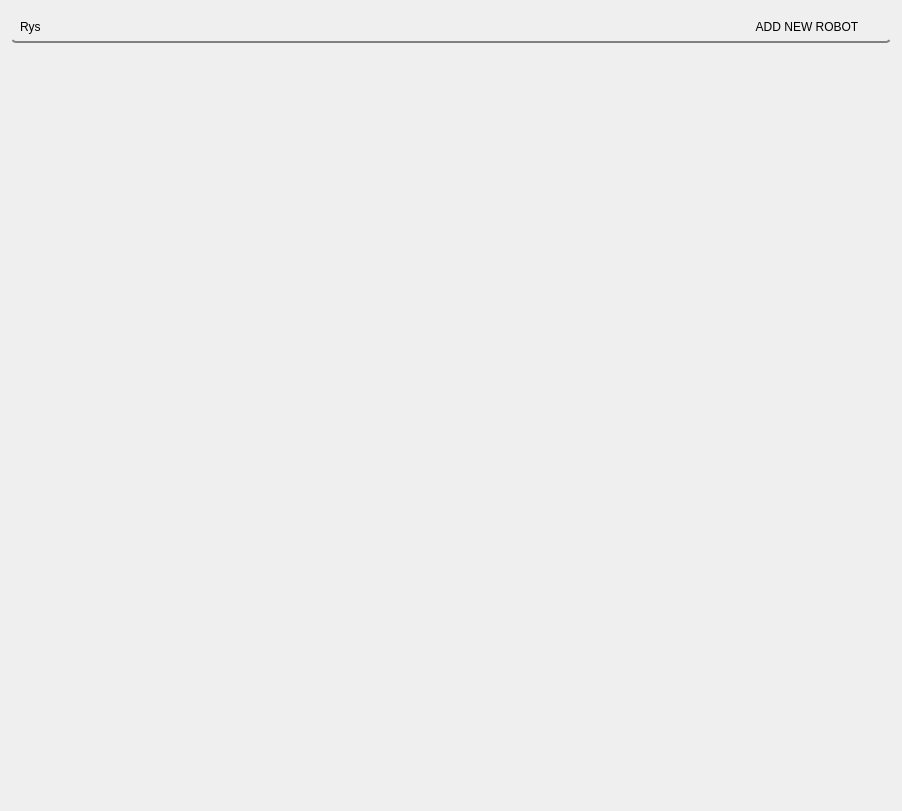
GroupOfRobots/MiniRysRQT, file setup_panel/resource/setup_dashboard.ui: the form before one commit.
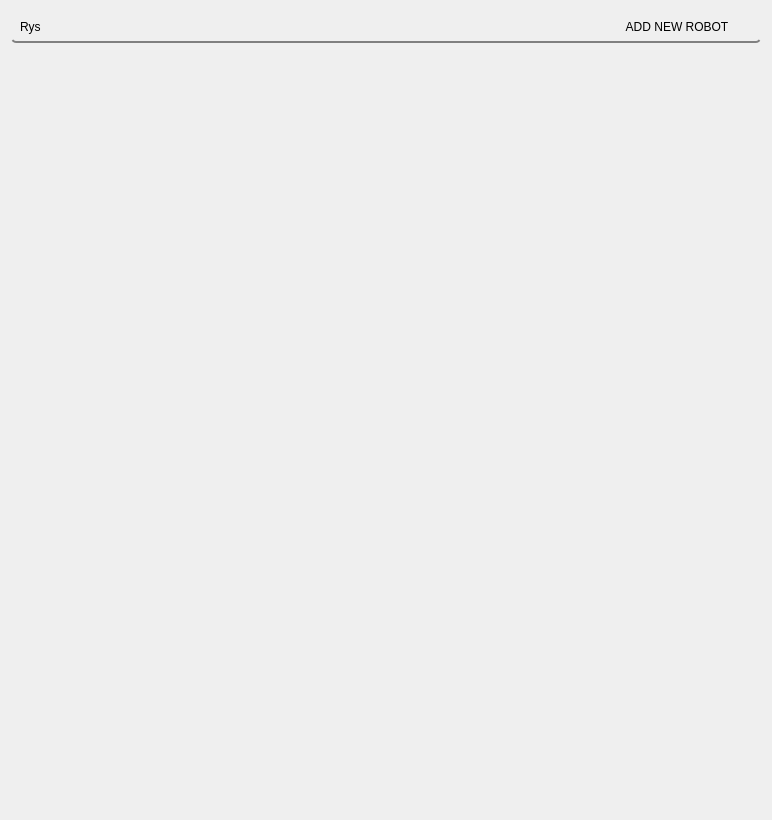
The form after the commit.

Diff of the .ui file:
```diff
--- a/setup_panel/resource/setup_dashboard.ui
+++ b/setup_panel/resource/setup_dashboard.ui
@@ -6,8 +6,8 @@
    <rect>
     <x>0</x>
     <y>0</y>
-    <width>902</width>
-    <height>811</height>
+    <width>772</width>
+    <height>820</height>
    </rect>
   </property>
   <property name="windowTitle">
@@ -19,8 +19,6 @@
   <layout class="QVBoxLayout" name="verticalLayout">
    <item>
     <layout class="QVBoxLayout" name="verticalLayout_3">
-     <item>
-      <layout class="QVBoxLayout" name="verticalLayout_4">
        <item alignment="Qt::AlignTop">
         <widget class="QGroupBox" name="groupBox">
          <property name="maximumSize">
@@ -66,15 +64,13 @@
          </layout>
         </widget>
        </item>
-      </layout>
-     </item>
-     <item>
+     <item alignment="Qt::AlignTop">
       <widget class="QScrollArea" name="scrollArea">
-       <property name="maximumSize">
-        <size>
-         <width>16777215</width>
-         <height>500</height>
-        </size>
+       <property name="sizePolicy">
+        <sizepolicy hsizetype="Preferred" vsizetype="Preferred">
+         <horstretch>0</horstretch>
+         <verstretch>0</verstretch>
+        </sizepolicy>
        </property>
        <property name="widgetResizable">
         <bool>true</bool>
@@ -84,15 +80,15 @@
          <rect>
           <x>0</x>
           <y>0</y>
-          <width>882</width>
-          <height>500</height>
+          <width>752</width>
+          <height>68</height>
          </rect>
         </property>
-        <property name="maximumSize">
-         <size>
-          <width>1677215</width>
-          <height>500</height>
-         </size>
+        <property name="sizePolicy">
+         <sizepolicy hsizetype="Preferred" vsizetype="Expanding">
+          <horstretch>0</horstretch>
+          <verstretch>0</verstretch>
+         </sizepolicy>
         </property>
        </widget>
       </widget>
```
Left out of the diff: 7 changed lines with no effect on the pictures. Lines whose indentation alone changed are shown as unchanged.
